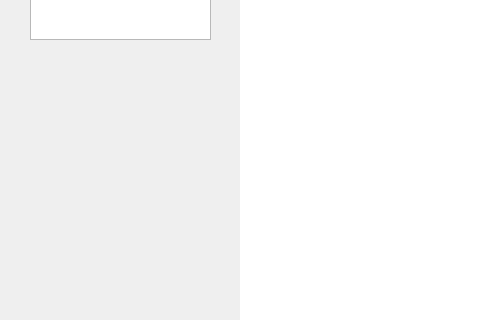
This is Schematic/mainwindow.ui in BlaCkinkGJ/QT_APP as Qt 5 draws it before an edit; both pictures show x 0 to 480 and y 338 to 658 of the 1119 by 842 pixel window. The edited form follows.
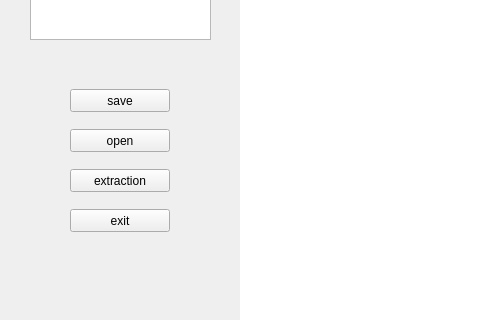
This is the edited form.

```diff
--- a/Schematic/mainwindow.ui
+++ b/Schematic/mainwindow.ui
@@ -279,6 +279,58 @@
      <set>Qt::AlignCenter</set>
     </property>
    </widget>
+   <widget class="QPushButton" name="save">
+    <property name="geometry">
+     <rect>
+      <x>70</x>
+      <y>410</y>
+      <width>100</width>
+      <height>23</height>
+     </rect>
+    </property>
+    <property name="text">
+     <string>save</string>
+    </property>
+   </widget>
+   <widget class="QPushButton" name="open">
+    <property name="geometry">
+     <rect>
+      <x>70</x>
+      <y>450</y>
+      <width>100</width>
+      <height>23</height>
+     </rect>
+    </property>
+    <property name="text">
+     <string>open</string>
+    </property>
+   </widget>
+   <widget class="QPushButton" name="extraction">
+    <property name="geometry">
+     <rect>
+      <x>70</x>
+      <y>490</y>
+      <width>100</width>
+      <height>23</height>
+     </rect>
+    </property>
+    <property name="text">
+     <string>extraction</string>
+    </property>
+   </widget>
+   <widget class="QPushButton" name="exit_2">
+    <property name="geometry">
+     <rect>
+      <x>70</x>
+      <y>530</y>
+      <width>100</width>
+      <height>23</height>
+     </rect>
+    </property>
+    <property name="text">
+     <string>exit</string>
+    </property>
+   </widget>
   </widget>
   <widget class="QMenuBar" name="menuBar">
    <property name="geometry">
```
